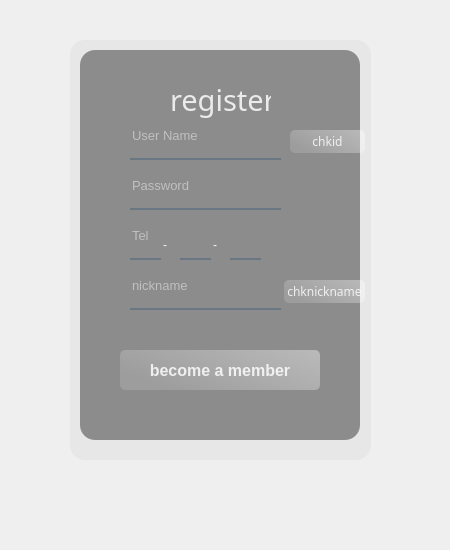
This is mafia/registerUi.ui in ahju411/tcp_project as Qt 5 draws it before an edit. The edited form follows.
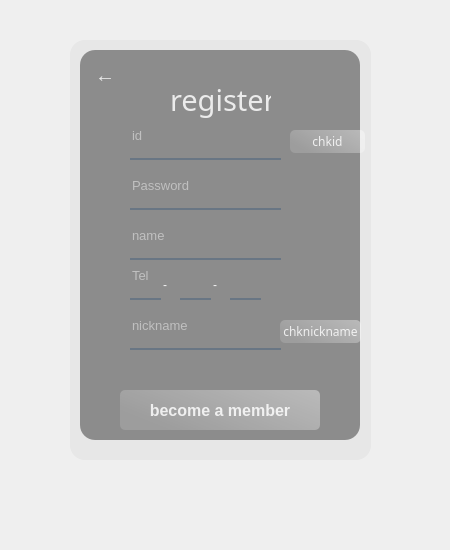
This is the edited form. Icons and pictures are not drawn.

The edit to the form file:
```diff
--- a/mafia/registerUi.ui
+++ b/mafia/registerUi.ui
@@ -62,6 +62,19 @@
 	padding-top:5px;
 	background-color:rgba(105,118,132,200);
 }
+QPushButton#backbtn{
+	background-color: rgba(0,0,0,0);
+	color:rgba(255,255,255,210);
+	border-radius:5px;
+}
+QPushButton#backbtn:hover{
+	background-color: qlineargradient(spread:pad, x1:0, y1:0.505682, x2:1, y2:0, stop:0 rgba(255, 255, 255, 0.3), stop:1 rgba(255, 255, 255, 0.4));
+}
+QPushButton#backbtn:pressed{
+	padding-left:5px;
+	padding-top:5px;
+	background-color:rgba(105,118,132,200);
+}
 </string>
    </property>
    <widget class="QLabel" name="label">
@@ -161,7 +174,7 @@
 padding-bottom:7px</string>
     </property>
     <property name="placeholderText">
-     <string>User Name</string>
+     <string>id</string>
     </property>
    </widget>
    <widget class="QLineEdit" name="password">
@@ -196,7 +209,7 @@
     <property name="geometry">
      <rect>
       <x>90</x>
-      <y>320</y>
+      <y>360</y>
       <width>200</width>
       <height>40</height>
      </rect>
@@ -219,7 +232,7 @@
     <property name="geometry">
      <rect>
       <x>100</x>
-      <y>190</y>
+      <y>230</y>
       <width>31</width>
       <height>40</height>
      </rect>
@@ -247,7 +260,7 @@
     <property name="geometry">
      <rect>
       <x>100</x>
-      <y>240</y>
+      <y>280</y>
       <width>151</width>
       <height>40</height>
      </rect>
@@ -275,7 +288,7 @@
     <property name="geometry">
      <rect>
       <x>150</x>
-      <y>190</y>
+      <y>230</y>
       <width>31</width>
       <height>40</height>
      </rect>
@@ -303,7 +316,7 @@
     <property name="geometry">
      <rect>
       <x>200</x>
-      <y>190</y>
+      <y>230</y>
       <width>31</width>
       <height>40</height>
      </rect>
@@ -331,7 +344,7 @@
     <property name="geometry">
      <rect>
       <x>130</x>
-      <y>210</y>
+      <y>250</y>
       <width>16</width>
       <height>16</height>
      </rect>
@@ -351,7 +364,7 @@
     <property name="geometry">
      <rect>
       <x>180</x>
-      <y>210</y>
+      <y>250</y>
       <width>16</width>
       <height>16</height>
      </rect>
@@ -390,8 +403,8 @@
    <widget class="QPushButton" name="chknickname">
     <property name="geometry">
      <rect>
-      <x>254</x>
-      <y>250</y>
+      <x>250</x>
+      <y>290</y>
       <width>81</width>
       <height>23</height>
      </rect>
@@ -407,6 +420,60 @@
      <string>chknickname</string>
     </property>
    </widget>
+   <widget class="QLineEdit" name="name">
+    <property name="geometry">
+     <rect>
+      <x>100</x>
+      <y>190</y>
+      <width>151</width>
+      <height>40</height>
+     </rect>
+    </property>
+    <property name="font">
+     <font>
+      <pointsize>10</pointsize>
+     </font>
+    </property>
+    <property name="styleSheet">
+     <string notr="true">background-color:rgba(0,0,0,0);
+border:none;
+border-bottom:2px solid rgba(105,118,132,255);
+color:rgba(255,255,255,230);
+padding-bottom:7px</string>
+    </property>
+    <property name="echoMode">
+     <enum>QLineEdit::Normal</enum>
+    </property>
+    <property name="placeholderText">
+     <string>name</string>
+    </property>
+   </widget>
+   <widget class="QPushButton" name="backbtn">
+    <property name="geometry">
+     <rect>
+      <x>60</x>
+      <y>30</y>
+      <width>30</width>
+      <height>30</height>
+     </rect>
+    </property>
+    <property name="maximumSize">
+     <size>
+      <width>30</width>
+      <height>30</height>
+     </size>
+    </property>
+    <property name="font">
+     <font>
+      <pointsize>15</pointsize>
+      <weight>75</weight>
+      <bold>true</bold>
+     </font>
+    </property>
+    <property name="text">
+     <string>←</string>
+    </property>
+   </widget>
    <zorder>label_2</zorder>
    <zorder>label</zorder>
    <zorder>label_3</zorder>
@@ -422,6 +489,8 @@
    <zorder>label_6</zorder>
    <zorder>chkid</zorder>
    <zorder>chknickname</zorder>
+   <zorder>name</zorder>
+   <zorder>backbtn</zorder>
   </widget>
  </widget>
  <resources>
```
